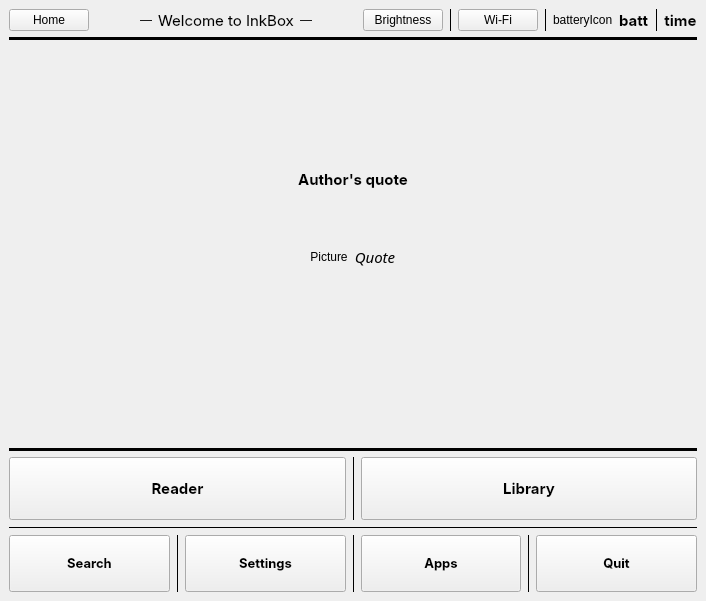
Before: the Qt Designer form src/homeWidget/mainwindow.ui in Quill-OS/quill, drawn with Qt 5.
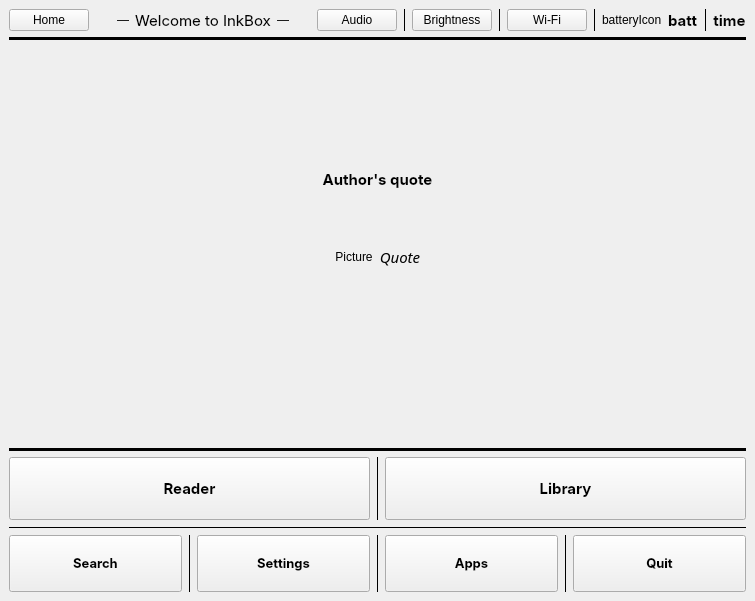
After: the same form once the commit is applied.

```diff
--- a/src/homeWidget/mainwindow.ui
+++ b/src/homeWidget/mainwindow.ui
@@ -6,7 +6,7 @@
    <rect>
     <x>0</x>
     <y>0</y>
-    <width>706</width>
+    <width>755</width>
     <height>601</height>
    </rect>
   </property>
@@ -17,52 +17,77 @@
    <layout class="QVBoxLayout" name="verticalLayout">
     <item>
      <layout class="QGridLayout" name="gridLayout_2">
-      <item row="0" column="1">
-       <spacer name="horizontalSpacer">
-        <property name="orientation">
-         <enum>Qt::Horizontal</enum>
-        </property>
-        <property name="sizeHint" stdset="0">
-         <size>
-          <width>40</width>
-          <height>20</height>
-         </size>
-        </property>
-       </spacer>
-      </item>
-      <item row="0" column="15">
-       <widget class="QLabel" name="batteryLabel">
-        <property name="font">
-         <font>
-          <family>Inter</family>
-          <pointsize>11</pointsize>
-          <weight>75</weight>
-          <italic>false</italic>
-          <bold>true</bold>
-         </font>
-        </property>
-        <property name="text">
-         <string>batt</string>
-        </property>
-       </widget>
-      </item>
-      <item row="0" column="16">
-       <widget class="Line" name="line_8">
-        <property name="frameShadow">
-         <enum>QFrame::Plain</enum>
-        </property>
-        <property name="orientation">
-         <enum>Qt::Vertical</enum>
-        </property>
-       </widget>
-      </item>
       <item row="0" column="14">
+       <widget class="Line" name="line_9">
+        <property name="frameShadow">
+         <enum>QFrame::Plain</enum>
+        </property>
+        <property name="orientation">
+         <enum>Qt::Vertical</enum>
+        </property>
+       </widget>
+      </item>
+      <item row="0" column="4">
+       <widget class="QLabel" name="label_2">
+        <property name="text">
+         <string>―</string>
+        </property>
+       </widget>
+      </item>
+      <item row="0" column="15">
        <widget class="QLabel" name="batteryIcon">
         <property name="text">
          <string>batteryIcon</string>
         </property>
        </widget>
       </item>
+      <item row="0" column="0">
+       <widget class="QPushButton" name="homeBtn">
+        <property name="text">
+         <string>Home</string>
+        </property>
+       </widget>
+      </item>
+      <item row="0" column="1">
+       <spacer name="horizontalSpacer">
+        <property name="orientation">
+         <enum>Qt::Horizontal</enum>
+        </property>
+        <property name="sizeHint" stdset="0">
+         <size>
+          <width>40</width>
+          <height>20</height>
+         </size>
+        </property>
+       </spacer>
+      </item>
+      <item row="0" column="9">
+       <widget class="QPushButton" name="brightnessBtn">
+        <property name="text">
+         <string>Brightness</string>
+        </property>
+       </widget>
+      </item>
+      <item row="0" column="11">
+       <widget class="Line" name="line_7">
+        <property name="frameShadow">
+         <enum>QFrame::Plain</enum>
+        </property>
+        <property name="orientation">
+         <enum>Qt::Vertical</enum>
+        </property>
+       </widget>
+      </item>
+      <item row="0" column="7">
+       <widget class="Line" name="audioLine">
+        <property name="frameShadow">
+         <enum>QFrame::Plain</enum>
+        </property>
+        <property name="orientation">
+         <enum>Qt::Vertical</enum>
+        </property>
+       </widget>
+      </item>
       <item row="0" column="5">
        <spacer name="horizontalSpacer_2">
         <property name="orientation">
@@ -76,14 +101,59 @@
         </property>
        </spacer>
       </item>
-      <item row="0" column="4">
-       <widget class="QLabel" name="label_2">
+      <item row="0" column="18">
+       <widget class="QLabel" name="timeLabel">
+        <property name="font">
+         <font>
+          <family>Inter</family>
+          <pointsize>11</pointsize>
+          <weight>75</weight>
+          <italic>false</italic>
+          <bold>true</bold>
+         </font>
+        </property>
+        <property name="text">
+         <string>time</string>
+        </property>
+        <property name="alignment">
+         <set>Qt::AlignCenter</set>
+        </property>
+       </widget>
+      </item>
+      <item row="0" column="17">
+       <widget class="Line" name="line_8">
+        <property name="frameShadow">
+         <enum>QFrame::Plain</enum>
+        </property>
+        <property name="orientation">
+         <enum>Qt::Vertical</enum>
+        </property>
+       </widget>
+      </item>
+      <item row="0" column="2">
+       <widget class="QLabel" name="label">
         <property name="text">
          <string>―</string>
         </property>
        </widget>
       </item>
-      <item row="0" column="12">
+      <item row="0" column="16">
+       <widget class="QLabel" name="batteryLabel">
+        <property name="font">
+         <font>
+          <family>Inter</family>
+          <pointsize>11</pointsize>
+          <weight>75</weight>
+          <italic>false</italic>
+          <bold>true</bold>
+         </font>
+        </property>
+        <property name="text">
+         <string>batt</string>
+        </property>
+       </widget>
+      </item>
+      <item row="0" column="13">
        <widget class="QPushButton" name="wifiBtn">
         <property name="text">
          <string>Wi-Fi</string>
@@ -109,63 +179,10 @@
         </property>
        </widget>
       </item>
-      <item row="0" column="2">
-       <widget class="QLabel" name="label">
+      <item row="0" column="6">
+       <widget class="QPushButton" name="audioBtn">
         <property name="text">
-         <string>―</string>
-        </property>
-       </widget>
-      </item>
-      <item row="0" column="0">
-       <widget class="QPushButton" name="homeBtn">
-        <property name="text">
-         <string>Home</string>
-        </property>
-       </widget>
-      </item>
-      <item row="0" column="17">
-       <widget class="QLabel" name="timeLabel">
-        <property name="font">
-         <font>
-          <family>Inter</family>
-          <pointsize>11</pointsize>
-          <weight>75</weight>
-          <italic>false</italic>
-          <bold>true</bold>
-         </font>
-        </property>
-        <property name="text">
-         <string>time</string>
-        </property>
-        <property name="alignment">
-         <set>Qt::AlignCenter</set>
-        </property>
-       </widget>
-      </item>
-      <item row="0" column="8">
-       <widget class="QPushButton" name="brightnessBtn">
-        <property name="text">
-         <string>Brightness</string>
-        </property>
-       </widget>
-      </item>
-      <item row="0" column="10">
-       <widget class="Line" name="line_7">
-        <property name="frameShadow">
-         <enum>QFrame::Plain</enum>
-        </property>
-        <property name="orientation">
-         <enum>Qt::Vertical</enum>
-        </property>
-       </widget>
-      </item>
-      <item row="0" column="13">
-       <widget class="Line" name="line_9">
-        <property name="frameShadow">
-         <enum>QFrame::Plain</enum>
-        </property>
-        <property name="orientation">
-         <enum>Qt::Vertical</enum>
+         <string>Audio</string>
         </property>
        </widget>
       </item>
```
